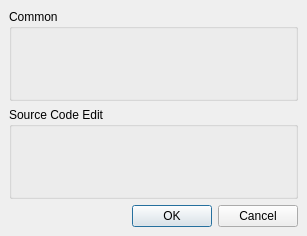
Old version of the form src/UiGuiSettingsDialog.ui in the repository danblakemore/universal-indent-gui.
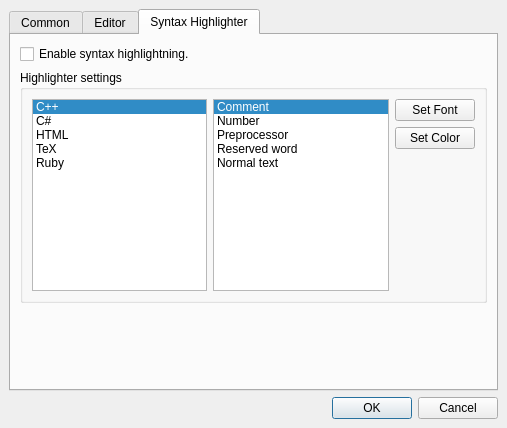
New version of the form. The open tabs and pages were chosen to show the change.

Commit message: Many preparations for the new settings dialog and the settings class. Renamed widgets and actions of the mainwindow to to be conform with the syntax "uiGui" followed by the settings name, which has to be everywhere identical. This is needed for some automation functionally.

The edit to the form file:
```diff
--- a/src/UiGuiSettingsDialog.ui
+++ b/src/UiGuiSettingsDialog.ui
@@ -8,8 +8,8 @@
    <rect>
     <x>0</x>
     <y>0</y>
-    <width>307</width>
-    <height>236</height>
+    <width>507</width>
+    <height>428</height>
    </rect>
   </property>
   <property name="windowTitle" >
@@ -23,17 +23,308 @@
     <number>6</number>
    </property>
    <item>
-    <widget class="QGroupBox" name="groupBox_2" >
-     <property name="title" >
-      <string>Common</string>
+    <widget class="QTabWidget" name="tabWidget" >
+     <property name="currentIndex" >
+      <number>0</number>
      </property>
-    </widget>
-   </item>
-   <item>
-    <widget class="QGroupBox" name="groupBox" >
-     <property name="title" >
-      <string>Source Code Edit</string>
-     </property>
+     <widget class="QWidget" name="tab" >
+      <attribute name="title" >
+       <string>Common</string>
+      </attribute>
+      <layout class="QVBoxLayout" >
+       <property name="margin" >
+        <number>9</number>
+       </property>
+       <property name="spacing" >
+        <number>6</number>
+       </property>
+       <item>
+        <widget class="QCheckBox" name="uiGuiAutoOpenLastFile" >
+         <property name="text" >
+          <string>Automatically open last file on startup</string>
+         </property>
+        </widget>
+       </item>
+       <item>
+        <widget class="QCheckBox" name="uiGuiEnableParameterTooltips" >
+         <property name="text" >
+          <string>Enable Parameter Tooltips</string>
+         </property>
+        </widget>
+       </item>
+       <item>
+        <layout class="QHBoxLayout" >
+         <property name="margin" >
+          <number>0</number>
+         </property>
+         <property name="spacing" >
+          <number>6</number>
+         </property>
+         <item>
+          <widget class="QSpinBox" name="uiGuiRecentlyOpenedListSize" >
+           <property name="sizePolicy" >
+            <sizepolicy>
+             <hsizetype>0</hsizetype>
+             <vsizetype>0</vsizetype>
+             <horstretch>0</horstretch>
+             <verstretch>0</verstretch>
+            </sizepolicy>
+           </property>
+           <property name="maximum" >
+            <number>30</number>
+           </property>
+           <property name="minimum" >
+            <number>1</number>
+           </property>
+           <property name="value" >
+            <number>1</number>
+           </property>
+          </widget>
+         </item>
+         <item>
+          <widget class="QLabel" name="label" >
+           <property name="text" >
+            <string>Number of files in recently opened list.</string>
+           </property>
+          </widget>
+         </item>
+        </layout>
+       </item>
+       <item>
+        <spacer>
+         <property name="orientation" >
+          <enum>Qt::Vertical</enum>
+         </property>
+         <property name="sizeHint" >
+          <size>
+           <width>20</width>
+           <height>40</height>
+          </size>
+         </property>
+        </spacer>
+       </item>
+      </layout>
+     </widget>
+     <widget class="QWidget" name="tab_2" >
+      <attribute name="title" >
+       <string>Editor</string>
+      </attribute>
+      <layout class="QVBoxLayout" >
+       <property name="margin" >
+        <number>9</number>
+       </property>
+       <property name="spacing" >
+        <number>6</number>
+       </property>
+       <item>
+        <widget class="QCheckBox" name="uiGuiWhiteSpaceVisible" >
+         <property name="text" >
+          <string>Display white space character (tabs, spaces, etc.).</string>
+         </property>
+        </widget>
+       </item>
+       <item>
+        <layout class="QHBoxLayout" >
+         <property name="margin" >
+          <number>0</number>
+         </property>
+         <property name="spacing" >
+          <number>6</number>
+         </property>
+         <item>
+          <widget class="QSpinBox" name="uiGuiDisplayedTabWidth" >
+           <property name="sizePolicy" >
+            <sizepolicy>
+             <hsizetype>0</hsizetype>
+             <vsizetype>0</vsizetype>
+             <horstretch>0</horstretch>
+             <verstretch>0</verstretch>
+            </sizepolicy>
+           </property>
+           <property name="maximum" >
+            <number>99</number>
+           </property>
+           <property name="minimum" >
+            <number>1</number>
+           </property>
+           <property name="value" >
+            <number>1</number>
+           </property>
+          </widget>
+         </item>
+         <item>
+          <widget class="QLabel" name="label_2" >
+           <property name="text" >
+            <string>Displayed width of tabs.</string>
+           </property>
+          </widget>
+         </item>
+        </layout>
+       </item>
+       <item>
+        <spacer>
+         <property name="orientation" >
+          <enum>Qt::Vertical</enum>
+         </property>
+         <property name="sizeHint" >
+          <size>
+           <width>20</width>
+           <height>40</height>
+          </size>
+         </property>
+        </spacer>
+       </item>
+      </layout>
+     </widget>
+     <widget class="QWidget" name="tab_3" >
+      <attribute name="title" >
+       <string>Syntax Highlighter</string>
+      </attribute>
+      <layout class="QVBoxLayout" >
+       <property name="margin" >
+        <number>9</number>
+       </property>
+       <property name="spacing" >
+        <number>6</number>
+       </property>
+       <item>
+        <widget class="QCheckBox" name="uiGuiEnableSyntaxHighlightning" >
+         <property name="text" >
+          <string>Enable syntax highlightning.</string>
+         </property>
+        </widget>
+       </item>
+       <item>
+        <widget class="QGroupBox" name="groupBox" >
+         <property name="title" >
+          <string>Highlighter settings</string>
+         </property>
+         <layout class="QHBoxLayout" >
+          <property name="margin" >
+           <number>9</number>
+          </property>
+          <property name="spacing" >
+           <number>6</number>
+          </property>
+          <item>
+           <widget class="QListWidget" name="listWidget" >
+            <property name="currentRow" >
+             <number>0</number>
+            </property>
+            <item>
+             <property name="text" >
+              <string>C++</string>
+             </property>
+            </item>
+            <item>
+             <property name="text" >
+              <string>C#</string>
+             </property>
+            </item>
+            <item>
+             <property name="text" >
+              <string>HTML</string>
+             </property>
+            </item>
+            <item>
+             <property name="text" >
+              <string>TeX</string>
+             </property>
+            </item>
+            <item>
+             <property name="text" >
+              <string>Ruby</string>
+             </property>
+            </item>
+           </widget>
+          </item>
+          <item>
+           <widget class="QListWidget" name="listWidget_2" >
+            <property name="currentRow" >
+             <number>0</number>
+            </property>
+            <item>
+             <property name="text" >
+              <string>Comment</string>
+             </property>
+            </item>
+            <item>
+             <property name="text" >
+              <string>Number</string>
+             </property>
+            </item>
+            <item>
+             <property name="text" >
+              <string>Preprocessor</string>
+             </property>
+            </item>
+            <item>
+             <property name="text" >
+              <string>Reserved word</string>
+             </property>
+            </item>
+            <item>
+             <property name="text" >
+              <string>Normal text</string>
+             </property>
+            </item>
+           </widget>
+          </item>
+          <item>
+           <layout class="QVBoxLayout" >
+            <property name="margin" >
+             <number>0</number>
+            </property>
+            <property name="spacing" >
+             <number>6</number>
+            </property>
+            <item>
+             <widget class="QPushButton" name="pushButton_2" >
+              <property name="text" >
+               <string>Set Font</string>
+              </property>
+             </widget>
+            </item>
+            <item>
+             <widget class="QPushButton" name="pushButton" >
+              <property name="text" >
+               <string>Set Color</string>
+              </property>
+             </widget>
+            </item>
+            <item>
+             <spacer>
+              <property name="orientation" >
+               <enum>Qt::Vertical</enum>
+              </property>
+              <property name="sizeHint" >
+               <size>
+                <width>20</width>
+                <height>40</height>
+               </size>
+              </property>
+             </spacer>
+            </item>
+           </layout>
+          </item>
+         </layout>
+        </widget>
+       </item>
+       <item>
+        <spacer>
+         <property name="orientation" >
+          <enum>Qt::Vertical</enum>
+         </property>
+         <property name="sizeHint" >
+          <size>
+           <width>20</width>
+           <height>40</height>
+          </size>
+         </property>
+        </spacer>
+       </item>
+      </layout>
+     </widget>
     </widget>
    </item>
    <item>
```
Left out of the diff: 2 changed lines with no effect on the pictures. The commit also changes 7 other files.
